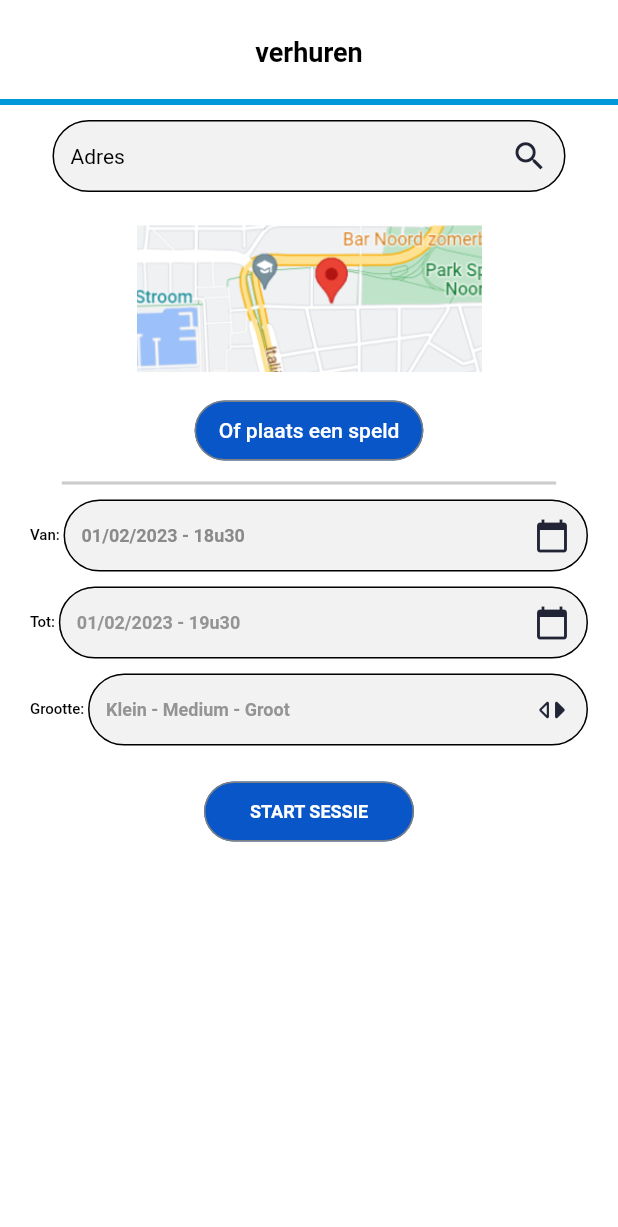
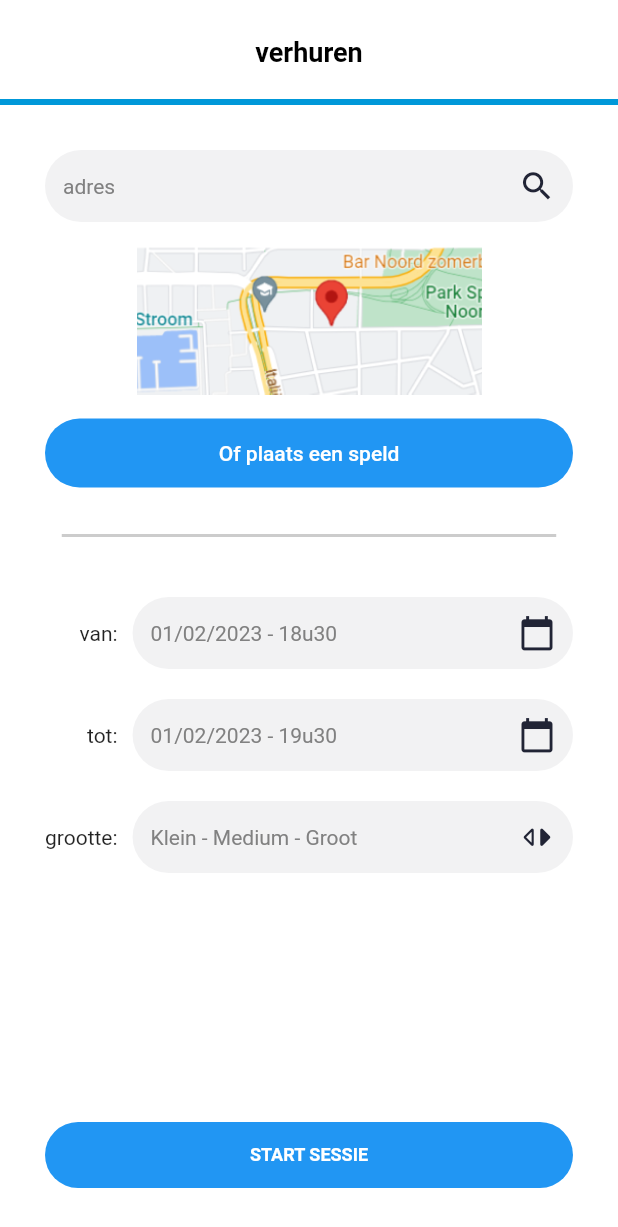
Before and after one commit to PhilippeMazur/Intro_Mobile_iPark, a Flutter app: the Verhuren screen opened directly, on a phone screen of 412 x 824 dp. Shown: the top 1227 px of the screen. Run offline on Flutter 3.47's test engine with Material 2 defaults, Android fonts, the phone set to English and light mode, and no system bars; our stand-ins replace cloud_firestore, firebase_auth, firebase_core, flutter_cache_manager, flutter_map, latlong2 and 3 more; missing offline and left inert: open_street_map_search_and_pick; accounts and stored records are empty.

Commit message:
do some refactoring

```diff
--- a/lib/chooseLocation.dart
+++ b/lib/chooseLocation.dart
@@ -8,8 +8,10 @@ import 'package:ipark/verhuren.dart';
 import 'package:open_street_map_search_and_pick/open_street_map_search_and_pick.dart';
 
 class ChooseLocation extends StatefulWidget {
-  const ChooseLocation({super.key});
-
+  final Function(String) setAddress;
+  final Function(GeoPoint) setGeoPoint;
+  const ChooseLocation(
+      {super.key, required this.setAddress, required this.setGeoPoint});
 
   @override
   State<ChooseLocation> createState() => _ChooseLocation();
@@ -29,10 +31,11 @@ class _ChooseLocation extends State<ChooseLocation> {
             buttonText: 'Zet huidige locatie',
             onPicked: (pickedData) {
               List<String> addressParts = pickedData.address.split(",");
-          Verhuren.adresMinified = "${addressParts[1]} ${addressParts[0]}, ${addressParts[4]} ${addressParts[2]}";
-          Verhuren.adres = pickedData.address;
-          Verhuren.geopoint = new GeoPoint(pickedData.latLong.latitude, pickedData.latLong.longitude);
-          Navigator.push(
+              widget.setAddress(
+                  "${addressParts[1]} ${addressParts[0]}, ${addressParts[4]} ${addressParts[2]}");
+              widget.setGeoPoint(GeoPoint(
+                  pickedData.latLong.latitude, pickedData.latLong.longitude));
+              Navigator.pop(
                 context,
                 MaterialPageRoute(builder: (context) => Verhuren()),
               );
@@ -53,6 +56,5 @@ void ShowModal(BuildContext context) {
             child: Text("Hello"),
           ),
         );
+      });
 }
-    );
-}
--- a/lib/verhuren.dart
+++ b/lib/verhuren.dart
@@ -3,23 +3,44 @@
 import 'package:cloud_firestore/cloud_firestore.dart';
 import 'package:firebase_auth/firebase_auth.dart';
 import 'package:flutter/material.dart';
-import 'package:flutter/services.dart';
 import 'package:ipark/chooseLocation.dart';
 import 'package:ipark/chooseScreen.dart';
-import 'package:ipark/login.dart';
 
 import 'custom_app_bar.dart';
 import 'model/parking_spot_model.dart';
 
-class Verhuren extends StatelessWidget {
-  static String adres = "Adres";
-  static String adresMinified = "Adres";
-  static String size = "not specified";
-  static GeoPoint geopoint = GeoPoint(0, 0);
+class Verhuren extends StatefulWidget {
+  const Verhuren({super.key});
+
+  @override
+  State<Verhuren> createState() => _Verhuren();
+}
+
+class _Verhuren extends State<Verhuren> {
+  String size = "not specified";
+  GeoPoint geopoint = GeoPoint(0, 0);
   final TextEditingController vanController = TextEditingController();
   final TextEditingController totController = TextEditingController();
   final TextEditingController sizeController = TextEditingController();
+  final TextEditingController _addressController = TextEditingController();
+
   FirebaseAuth auth = FirebaseAuth.instance;
+
+  setAddress(String newAddress) {
+    _addressController.text = newAddress;
+  }
+
+  setGeoPoint(GeoPoint newGeopoint) {
+    setState(() {
+      geopoint = newGeopoint;
+    });
+  }
+
+  setSize(String newSize) {
+    setState(() {
+      size = newSize;
+    });
+  }
 
   Future<void> saveData() async {
     await FirebaseFirestore.instance.collection("parking_spots").add(
@@ -35,50 +56,38 @@ class Verhuren extends StatelessWidget {
   @override
   Widget build(BuildContext context) {
     return Scaffold(
-      backgroundColor: Color(0xffffffff),
-      appBar: CustomAppBar(
+      backgroundColor: const Color(0xffffffff),
+      appBar: const CustomAppBar(
         title: "verhuren",
       ),
-      body: Column(
+      body: Padding(
+        padding: EdgeInsets.all(30),
+        child: Column(
           children: [
-          Column(
-            children: [
-              Padding(
-                padding: EdgeInsets.fromLTRB(35, 10, 35, 5),
-                child: TextField(
-                  controller: TextEditingController(),
+            TextField(
+              controller: _addressController,
               obscureText: false,
               textAlign: TextAlign.left,
               maxLines: 1,
-                  style: TextStyle(
+              style: const TextStyle(
                 fontWeight: FontWeight.w400,
                 fontStyle: FontStyle.normal,
                 fontSize: 14,
-                    color: Color(0xff7e7e7e),
+                color: Color.fromARGB(255, 0, 0, 0),
               ),
-                  decoration: InputDecoration(
-                    disabledBorder: OutlineInputBorder(
-                      borderRadius: BorderRadius.circular(80.0),
-                      borderSide:
-                          BorderSide(color: Color(0xff000000), width: 1),
+              decoration: const InputDecoration(
+                border: OutlineInputBorder(
+                  // width: 0.0 produces a thin "hairline" border
+                  borderRadius: BorderRadius.all(Radius.circular(90.0)),
+                  borderSide: BorderSide.none,
                 ),
-                    focusedBorder: OutlineInputBorder(
-                      borderRadius: BorderRadius.circular(80.0),
-                      borderSide:
-                          BorderSide(color: Color(0xff000000), width: 1),
-                    ),
-                    enabledBorder: OutlineInputBorder(
-                      borderRadius: BorderRadius.circular(80.0),
-                      borderSide:
-                          BorderSide(color: Color(0xff000000), width: 1),
-                    ),
-                    hintText: adres,
                 hintStyle: TextStyle(
                   fontWeight: FontWeight.w400,
                   fontStyle: FontStyle.normal,
                   fontSize: 14,
-                      color: Color(0xff000000),
+                  color: Color.fromARGB(255, 129, 129, 129),
                 ),
+                hintText: "adres",
                 filled: true,
                 fillColor: Color(0xfff2f2f3),
                 isDense: false,
@@ -87,9 +96,8 @@ class Verhuren extends StatelessWidget {
                     Icon(Icons.search, color: Color(0xff212435), size: 25),
               ),
             ),
-              ),
             Padding(
-                padding: EdgeInsets.symmetric(vertical: 15, horizontal: 0),
+              padding: EdgeInsets.symmetric(vertical: 15),
               child:
 
                   ///***If you have exported images you must have to copy those images in assets/images directory.
@@ -100,21 +108,26 @@ class Verhuren extends StatelessWidget {
                 fit: BoxFit.cover,
               ),
             ),
-              MaterialButton(
+            Row(children: [
+              Expanded(
+                child: MaterialButton(
                   onPressed: () {
                     Navigator.push(
                       context,
-                    MaterialPageRoute(builder: (context) => ChooseLocation()),
+                      MaterialPageRoute(
+                          builder: (context) => ChooseLocation(
+                              setAddress: setAddress,
+                              setGeoPoint: setGeoPoint)),
                     );
                   },
-                color: Color(0xff0956c8),
+                  color: Colors.blue,
                   elevation: 0,
                   shape: RoundedRectangleBorder(
                     borderRadius: BorderRadius.circular(80.0),
-                  side: BorderSide(color: Color(0xff808080), width: 1),
                   ),
-                padding: EdgeInsets.symmetric(horizontal: 16, vertical: 8),
-                child: Text(
+                  padding: const EdgeInsets.symmetric(vertical: 15),
+                  textColor: const Color(0xffffffff),
+                  child: const Text(
                     "Of plaats een speld",
                     style: TextStyle(
                       fontSize: 14,
@@ -122,44 +135,33 @@ class Verhuren extends StatelessWidget {
                       fontStyle: FontStyle.normal,
                     ),
                   ),
-                textColor: Color(0xffffffff),
-                height: 40,
-                minWidth: 140,
                 ),
+              )
+            ]),
             Container(
-                margin: EdgeInsets.symmetric(vertical: 10, horizontal: 0),
+              margin: const EdgeInsets.symmetric(vertical: 30, horizontal: 0),
               padding: EdgeInsets.zero,
               width: MediaQuery.of(context).size.width * 0.8,
               height: 2,
               decoration: BoxDecoration(
-                  color: Color(0x1f000000),
+                color: const Color(0x1f000000),
                 shape: BoxShape.rectangle,
                 borderRadius: BorderRadius.zero,
-                  border: Border.all(color: Color(0x4d9e9e9e), width: 1),
+                border: Border.all(color: const Color(0x4d9e9e9e), width: 1),
               ),
             ),
+            Table(
+              columnWidths: const <int, TableColumnWidth>{
+                0: IntrinsicColumnWidth(),
+                1: FlexColumnWidth(),
+              },
+              defaultVerticalAlignment: TableCellVerticalAlignment.middle,
+              children: <TableRow>[
+                TableRow(
+                  children: <Widget>[
+                    const Text("van:", textAlign: TextAlign.right),
                     Padding(
-                padding: EdgeInsets.fromLTRB(20, 0, 0, 0),
-                child: Row(
-                  mainAxisAlignment: MainAxisAlignment.start,
-                  crossAxisAlignment: CrossAxisAlignment.center,
-                  mainAxisSize: MainAxisSize.max,
-                  children: [
-                    Text(
-                      "Van: ",
-                      textAlign: TextAlign.start,
-                      overflow: TextOverflow.clip,
-                      style: TextStyle(
-                        fontWeight: FontWeight.w500,
-                        fontStyle: FontStyle.normal,
-                        fontSize: 10,
-                        color: Color(0xff000000),
-                      ),
-                    ),
-                    Expanded(
-                      flex: 1,
-                      child: Padding(
-                        padding: EdgeInsets.fromLTRB(0, 0, 20, 0),
+                      padding: EdgeInsets.fromLTRB(10, 10, 0, 10),
                       child: TextField(
                         controller: vanController,
                         obscureText: false,
@@ -171,64 +173,36 @@ class Verhuren extends StatelessWidget {
                           fontSize: 12,
                           color: Color(0xff000000),
                         ),
-                          decoration: InputDecoration(
-                            disabledBorder: OutlineInputBorder(
-                              borderRadius: BorderRadius.circular(80.0),
-                              borderSide: BorderSide(
-                                  color: Color(0xff000000), width: 1),
+                        decoration: const InputDecoration(
+                          border: OutlineInputBorder(
+                            // width: 0.0 produces a thin "hairline" border
+                            borderRadius:
+                                BorderRadius.all(Radius.circular(90.0)),
+                            borderSide: BorderSide.none,
                           ),
-                            focusedBorder: OutlineInputBorder(
-                              borderRadius: BorderRadius.circular(80.0),
-                              borderSide: BorderSide(
-                                  color: Color(0xff000000), width: 1),
-                            ),
-                            enabledBorder: OutlineInputBorder(
-                              borderRadius: BorderRadius.circular(80.0),
-                              borderSide: BorderSide(
-                                  color: Color(0xff000000), width: 1),
+                          hintStyle: TextStyle(
+                            fontWeight: FontWeight.w400,
+                            fontStyle: FontStyle.normal,
+                            fontSize: 14,
+                            color: Color.fromARGB(255, 129, 129, 129),
                           ),
                           hintText: "01/02/2023 - 18u30",
-                            hintStyle: TextStyle(
-                              fontWeight: FontWeight.w600,
-                              fontStyle: FontStyle.normal,
-                              fontSize: 12,
-                              color: Color(0xff8a8a8a),
-                            ),
                           filled: true,
                           fillColor: Color(0xfff2f2f3),
                           isDense: false,
                           contentPadding: EdgeInsets.fromLTRB(12, 8, 12, 8),
                           suffixIcon: Icon(Icons.calendar_today,
-                                color: Color(0xff212435), size: 24),
-                          ),
+                              color: Color(0xff212435), size: 25),
                         ),
                       ),
                     ),
                   ],
                 ),
-              ),
+                TableRow(
+                  children: <Widget>[
+                    const Text("tot:", textAlign: TextAlign.right),
                     Padding(
-                padding: EdgeInsets.fromLTRB(20, 10, 0, 0),
-                child: Row(
-                  mainAxisAlignment: MainAxisAlignment.start,
-                  crossAxisAlignment: CrossAxisAlignment.center,
-                  mainAxisSize: MainAxisSize.max,
-                  children: [
-                    Text(
-                      "Tot: ",
-                      textAlign: TextAlign.start,
-                      overflow: TextOverflow.clip,
-                      style: TextStyle(
-                        fontWeight: FontWeight.w500,
-                        fontStyle: FontStyle.normal,
-                        fontSize: 10,
-                        color: Color(0xff000000),
-                      ),
-                    ),
-                    Expanded(
-                      flex: 1,
-                      child: Padding(
-                        padding: EdgeInsets.fromLTRB(0, 0, 20, 0),
+                      padding: EdgeInsets.fromLTRB(10, 10, 0, 10),
                       child: TextField(
                         controller: totController,
                         obscureText: false,
@@ -240,64 +214,36 @@ class Verhuren extends StatelessWidget {
                           fontSize: 12,
                           color: Color(0xff000000),
                         ),
-                          decoration: InputDecoration(
-                            disabledBorder: OutlineInputBorder(
-                              borderRadius: BorderRadius.circular(80.0),
-                              borderSide: BorderSide(
-                                  color: Color(0xff000000), width: 1),
+                        decoration: const InputDecoration(
+                          border: OutlineInputBorder(
+                            // width: 0.0 produces a thin "hairline" border
+                            borderRadius:
+                                BorderRadius.all(Radius.circular(90.0)),
+                            borderSide: BorderSide.none,
                           ),
-                            focusedBorder: OutlineInputBorder(
-                              borderRadius: BorderRadius.circular(80.0),
-                              borderSide: BorderSide(
-                                  color: Color(0xff000000), width: 1),
-                            ),
-                            enabledBorder: OutlineInputBorder(
-                              borderRadius: BorderRadius.circular(80.0),
-                              borderSide: BorderSide(
-                                  color: Color(0xff000000), width: 1),
+                          hintStyle: TextStyle(
+                            fontWeight: FontWeight.w400,
+                            fontStyle: FontStyle.normal,
+                            fontSize: 14,
+                            color: Color.fromARGB(255, 129, 129, 129),
                           ),
                           hintText: "01/02/2023 - 19u30",
-                            hintStyle: TextStyle(
-                              fontWeight: FontWeight.w600,
-                              fontStyle: FontStyle.normal,
-                              fontSize: 12,
-                              color: Color(0xff949494),
-                            ),
                           filled: true,
                           fillColor: Color(0xfff2f2f3),
                           isDense: false,
                           contentPadding: EdgeInsets.fromLTRB(12, 8, 12, 8),
                           suffixIcon: Icon(Icons.calendar_today,
-                                color: Color(0xff212435), size: 24),
-                          ),
+                              color: Color(0xff212435), size: 25),
                         ),
                       ),
                     ),
                   ],
                 ),
-              ),
+                TableRow(
+                  children: <Widget>[
+                    const Text("grootte:", textAlign: TextAlign.right),
                     Padding(
-                padding: EdgeInsets.fromLTRB(20, 10, 0, 0),
-                child: Row(
-                  mainAxisAlignment: MainAxisAlignment.start,
-                  crossAxisAlignment: CrossAxisAlignment.center,
-                  mainAxisSize: MainAxisSize.max,
-                  children: [
-                    Text(
-                      "Grootte: ",
-                      textAlign: TextAlign.start,
-                      overflow: TextOverflow.clip,
-                      style: TextStyle(
-                        fontWeight: FontWeight.w500,
-                        fontStyle: FontStyle.normal,
-                        fontSize: 10,
-                        color: Color(0xff000000),
-                      ),
-                    ),
-                    Expanded(
-                      flex: 1,
-                      child: Padding(
-                        padding: EdgeInsets.fromLTRB(0, 0, 20, 0),
+                      padding: EdgeInsets.fromLTRB(10, 10, 0, 10),
                       child: TextField(
                         controller: sizeController,
                         obscureText: false,
@@ -309,35 +255,56 @@ class Verhuren extends StatelessWidget {
                           fontSize: 12,
                           color: Color(0xff000000),
                         ),
-                          decoration: InputDecoration(
-                            disabledBorder: OutlineInputBorder(
-                              borderRadius: BorderRadius.circular(80.0),
-                              borderSide: BorderSide(
-                                  color: Color(0xff000000), width: 1),
+                        decoration: const InputDecoration(
+                          border: OutlineInputBorder(
+                            // width: 0.0 produces a thin "hairline" border
+                            borderRadius:
+                                BorderRadius.all(Radius.circular(90.0)),
+                            borderSide: BorderSide.none,
                           ),
-                            focusedBorder: OutlineInputBorder(
-                              borderRadius: BorderRadius.circular(80.0),
-                              borderSide: BorderSide(
-                                  color: Color(0xff000000), width: 1),
-                            ),
-                            enabledBorder: OutlineInputBorder(
-                              borderRadius: BorderRadius.circular(80.0),
-                              borderSide: BorderSide(
-                                  color: Color(0xff000000), width: 1),
+                          hintStyle: TextStyle(
+                            fontWeight: FontWeight.w400,
+                            fontStyle: FontStyle.normal,
+                            fontSize: 14,
+                            color: Color.fromARGB(255, 129, 129, 129),
                           ),
                           hintText: "Klein - Medium - Groot",
-                            hintStyle: TextStyle(
-                              fontWeight: FontWeight.w600,
-                              fontStyle: FontStyle.normal,
-                              fontSize: 12,
-                              color: Color(0xff949494),
-                            ),
                           filled: true,
                           fillColor: Color(0xfff2f2f3),
                           isDense: false,
                           contentPadding: EdgeInsets.fromLTRB(12, 8, 12, 8),
                           suffixIcon: Icon(Icons.switch_left_rounded,
-                                color: Color(0xff212435), size: 24),
+                              color: Color(0xff212435), size: 25),
+                        ),
+                      ),
+                    ),
+                  ],
+                ),
+              ],
+            ),
+            Expanded(
+              child: Align(
+                alignment: Alignment.bottomCenter,
+                child: Row(
+                  children: [
+                    Expanded(
+                      child: MaterialButton(
+                        onPressed: () {
+                          saveData();
+                        },
+                        color: Colors.blue,
+                        elevation: 0,
+                        shape: RoundedRectangleBorder(
+                          borderRadius: BorderRadius.circular(80.0),
+                        ),
+                        padding: const EdgeInsets.symmetric(vertical: 15),
+                        textColor: const Color(0xffffffff),
+                        child: const Text(
+                          "START SESSIE",
+                          style: TextStyle(
+                            fontSize: 12,
+                            fontWeight: FontWeight.w600,
+                            fontStyle: FontStyle.normal,
                           ),
                         ),
                       ),
@@ -345,39 +312,9 @@ class Verhuren extends StatelessWidget {
                   ],
                 ),
               ),
-              Padding(
-                padding: EdgeInsets.fromLTRB(0, 20, 0, 10),
-                child: MaterialButton(
-                  onPressed: () {
-                    saveData();
-                    Navigator.push(
-                      context,
-                      MaterialPageRoute(builder: (context) => choosePage()),
-                    );
-                  },
-                  color: Color(0xff0956c8),
-                  elevation: 0,
-                  shape: RoundedRectangleBorder(
-                    borderRadius: BorderRadius.circular(80.0),
-                    side: BorderSide(color: Color(0xff808080), width: 1),
-                  ),
-                  padding: EdgeInsets.symmetric(horizontal: 16, vertical: 8),
-                  child: Text(
-                    "START SESSIE",
-                    style: TextStyle(
-                      fontSize: 12,
-                      fontWeight: FontWeight.w600,
-                      fontStyle: FontStyle.normal,
-                    ),
-                  ),
-                  textColor: Color(0xffffffff),
-                  height: 40,
-                  minWidth: 140,
-                ),
-              ),
+            )
           ],
         ),
-        ],
       ),
     );
   }
```
Lines whose indentation alone changed are shown as unchanged.
